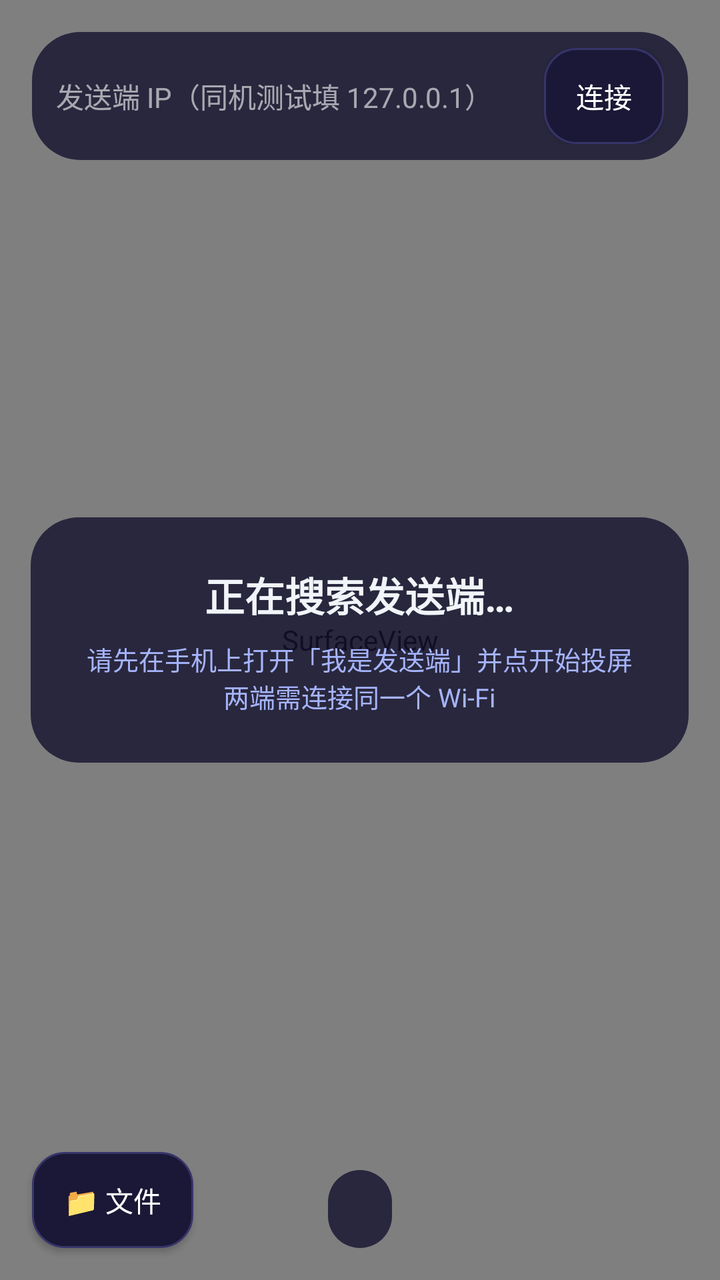
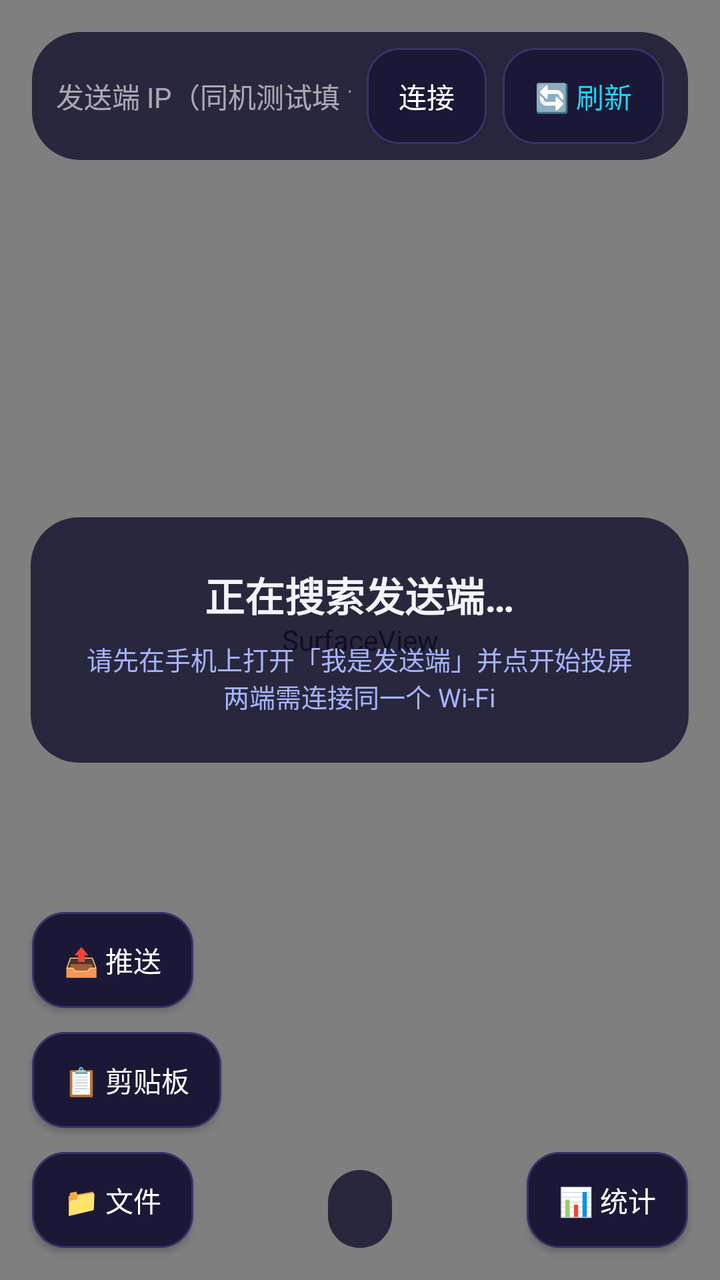

An Android layout rendered at two revisions. The XML below is the earlier revision; the diff shows what the commit changed to produce the second picture.
<!-- AndroidManifest.xml: application theme Theme.QPM -->
<!-- res/layout/activity_receiver.xml -->
<?xml version="1.0" encoding="utf-8"?>
<FrameLayout xmlns:android="http://schemas.android.com/apk/res/android"
    android:id="@+id/root"
    android:layout_width="match_parent"
    android:layout_height="match_parent"
    android:background="#FF0B1220">

    <SurfaceView
        android:id="@+id/surface"
        android:layout_width="match_parent"
        android:layout_height="match_parent" />

    
    <LinearLayout
        android:id="@+id/ipBar"
        android:layout_width="match_parent"
        android:layout_height="wrap_content"
        android:layout_gravity="top|center_horizontal"
        android:layout_margin="16dp"
        android:background="@drawable/hint_bg"
        android:gravity="center_vertical"
        android:orientation="horizontal"
        android:paddingLeft="12dp"
        android:paddingRight="12dp"
        android:paddingTop="8dp"
        android:paddingBottom="8dp">

        <EditText
            android:id="@+id/edtIp"
            android:layout_width="0dp"
            android:layout_height="wrap_content"
            android:layout_weight="1"
            android:background="@null"
            android:hint="发送端 IP（同机测试填 127.0.0.1）"
            android:inputType="textUri"
            android:maxLines="1"
            android:textColor="#FFFFFFFF"
            android:textColorHint="#99FFFFFF"
            android:textSize="14sp" />

        <Button
            android:id="@+id/btnConnect"
            android:layout_width="wrap_content"
            android:layout_height="wrap_content"
            android:layout_marginLeft="8dp"
            android:background="@drawable/btn_secondary"
            android:minWidth="0dp"
            android:paddingLeft="16dp"
            android:paddingRight="16dp"
            android:text="连接"
            android:textColor="#FFFFFFFF"
            android:textSize="14sp" />
    </LinearLayout>

    
    <LinearLayout
        android:id="@+id/statusPanel"
        android:layout_width="wrap_content"
        android:layout_height="wrap_content"
        android:layout_gravity="center"
        android:background="@drawable/hint_bg"
        android:gravity="center_horizontal"
        android:orientation="vertical"
        android:paddingLeft="28dp"
        android:paddingRight="28dp"
        android:paddingTop="24dp"
        android:paddingBottom="24dp">

        <TextView
            android:id="@+id/tvStage"
            android:layout_width="wrap_content"
            android:layout_height="wrap_content"
            android:text="正在搜索发送端…"
            android:textColor="#F1F5F9"
            android:textSize="20sp"
            android:textStyle="bold" />

        <TextView
            android:id="@+id/tvStageHint"
            android:layout_width="wrap_content"
            android:layout_height="wrap_content"
            android:layout_marginTop="8dp"
            android:gravity="center_horizontal"
            android:text="请先在手机上打开「我是发送端」并点开始投屏\n两端需连接同一个 Wi-Fi"
            android:textColor="#A5B4FC"
            android:textSize="13sp" />

        <EditText
            android:id="@+id/edtPair"
            android:layout_width="220dp"
            android:layout_height="wrap_content"
            android:layout_marginTop="18dp"
            android:background="@null"
            android:gravity="center"
            android:hint="输入 6 位配对码"
            android:inputType="number"
            android:letterSpacing="0.3"
            android:maxLength="6"
            android:maxLines="1"
            android:textColor="#FFFFFFFF"
            android:textColorHint="#99FFFFFF"
            android:textSize="32sp"
            android:visibility="gone" />

        <Button
            android:id="@+id/btnPair"
            android:layout_width="wrap_content"
            android:layout_height="wrap_content"
            android:layout_gravity="center_horizontal"
            android:layout_marginTop="14dp"
            android:background="@drawable/btn_secondary"
            android:minWidth="0dp"
            android:paddingLeft="28dp"
            android:paddingRight="28dp"
            android:text="配 对"
            android:textColor="#22D3EE"
            android:textSize="16sp"
            android:visibility="gone" />
    </LinearLayout>

    
    <TextView
        android:id="@+id/hint"
        android:layout_width="wrap_content"
        android:layout_height="wrap_content"
        android:layout_gravity="bottom|center_horizontal"
        android:layout_margin="16dp"
        android:background="@drawable/hint_bg"
        android:paddingLeft="16dp"
        android:paddingRight="16dp"
        android:paddingTop="10dp"
        android:paddingBottom="10dp"
        android:text=""
        android:textColor="#FFFFFFFF"
        android:textSize="14sp" />

    
    <Button
        android:id="@+id/btnFiles"
        android:layout_width="wrap_content"
        android:layout_height="wrap_content"
        android:layout_gravity="bottom|start"
        android:layout_margin="16dp"
        android:background="@drawable/btn_secondary"
        android:minWidth="0dp"
        android:paddingLeft="16dp"
        android:paddingRight="16dp"
        android:text="📁 文件"
        android:textColor="#FFFFFFFF"
        android:textSize="14sp" />
</FrameLayout>
<!-- resources referenced by this layout -->
<resources>
  <!-- drawable btn_secondary (drawable) -->
  <?xml version="1.0" encoding="utf-8"?>
  <selector xmlns:android="http://schemas.android.com/apk/res/android">
      <item android:state_pressed="true">
          <shape android:shape="rectangle">
              <solid android:color="#25224E" />
              <corners android:radius="16dp" />
              <stroke android:width="1dp" android:color="@color/cyan" />
          </shape>
      </item>
      <item>
          <shape android:shape="rectangle">
              <solid android:color="@color/card" />
              <corners android:radius="16dp" />
              <stroke android:width="1dp" android:color="@color/card_stroke" />
          </shape>
      </item>
  </selector>
  <!-- drawable hint_bg (drawable) -->
  <?xml version="1.0" encoding="utf-8"?>
  <shape xmlns:android="http://schemas.android.com/apk/res/android"
      android:shape="rectangle">
      <solid android:color="#CC14122E" />
      <corners android:radius="24dp" />
  </shape>
  <style name="Theme.QPM" parent="Theme.AppCompat.NoActionBar">
          <item name="colorPrimary">@color/brand</item>
          <item name="colorAccent">@color/cyan</item>
          <item name="android:windowBackground">@color/bg</item>
          <item name="android:statusBarColor">@color/bg</item>
          <item name="android:navigationBarColor">@color/bg</item>
          <item name="android:textColorPrimary">@color/text_primary</item>
          <item name="android:textColorSecondary">@color/text_dim</item>
          <item name="android:colorBackground">@color/bg</item>
      </style>
  <color name="cyan">#22D3EE</color>
  <color name="card">#1A1836</color>
  <color name="card_stroke">#37346B</color>
  <color name="brand">#4F46E5</color>
  <color name="bg">#0B0A1F</color>
  <color name="text_primary">#F1F5F9</color>
  <color name="text_dim">#A5B4FC</color>
</resources>

<!-- the commit's change to res/layout/activity_receiver.xml (unified diff, before → after) -->
@@ -31,7 +31,7 @@
             android:layout_height="wrap_content"
             android:layout_weight="1"
             android:background="@null"
-            android:hint="发送端 IP（同机测试填 127.0.0.1）"
+            android:hint="@string/receiver_ip_hint"
             android:inputType="textUri"
             android:maxLines="1"
             android:textColor="#FFFFFFFF"
@@ -47,8 +47,21 @@
             android:minWidth="0dp"
             android:paddingLeft="16dp"
             android:paddingRight="16dp"
-            android:text="连接"
+            android:text="@string/receiver_connect"
             android:textColor="#FFFFFFFF"
+            android:textSize="14sp" />
+
+        <Button
+            android:id="@+id/btnRefresh"
+            android:layout_width="wrap_content"
+            android:layout_height="wrap_content"
+            android:layout_marginLeft="8dp"
+            android:background="@drawable/btn_secondary"
+            android:minWidth="0dp"
+            android:paddingLeft="16dp"
+            android:paddingRight="16dp"
+            android:text="@string/receiver_refresh"
+            android:textColor="#22D3EE"
             android:textSize="14sp" />
     </LinearLayout>
 
@@ -70,7 +83,7 @@
             android:id="@+id/tvStage"
             android:layout_width="wrap_content"
             android:layout_height="wrap_content"
-            android:text="正在搜索发送端…"
+            android:text="@string/receiver_searching"
             android:textColor="#F1F5F9"
             android:textSize="20sp"
             android:textStyle="bold" />
@@ -81,7 +94,7 @@
             android:layout_height="wrap_content"
             android:layout_marginTop="8dp"
             android:gravity="center_horizontal"
-            android:text="请先在手机上打开「我是发送端」并点开始投屏\n两端需连接同一个 Wi-Fi"
+            android:text="@string/receiver_search_hint"
             android:textColor="#A5B4FC"
             android:textSize="13sp" />
 
@@ -92,7 +105,7 @@
             android:layout_marginTop="18dp"
             android:background="@null"
             android:gravity="center"
-            android:hint="输入 6 位配对码"
+            android:hint="@string/receiver_pair_hint"
             android:inputType="number"
             android:letterSpacing="0.3"
             android:maxLength="6"
@@ -112,7 +125,7 @@
             android:minWidth="0dp"
             android:paddingLeft="28dp"
             android:paddingRight="28dp"
-            android:text="配 对"
+            android:text="@string/receiver_pair"
             android:textColor="#22D3EE"
             android:textSize="16sp"
             android:visibility="gone" />
@@ -136,6 +149,22 @@
 
     
     <Button
+        android:id="@+id/btnClipboard"
+        android:layout_width="wrap_content"
+        android:layout_height="wrap_content"
+        android:layout_gravity="bottom|start"
+        android:layout_marginStart="16dp"
+        android:layout_marginBottom="76dp"
+        android:background="@drawable/btn_secondary"
+        android:minWidth="0dp"
+        android:paddingLeft="16dp"
+        android:paddingRight="16dp"
+        android:text="@string/receiver_clipboard"
+        android:textColor="#FFFFFFFF"
+        android:textSize="14sp" />
+
+    
+    <Button
         android:id="@+id/btnFiles"
         android:layout_width="wrap_content"
         android:layout_height="wrap_content"
@@ -145,7 +174,55 @@
         android:minWidth="0dp"
         android:paddingLeft="16dp"
         android:paddingRight="16dp"
-        android:text="📁 文件"
-        android:textColor="#FFFFFFFF"
-        android:textSize="14sp" />
+        android:text="@string/receiver_files"
+        android:textColor="#FFFFFFFF"
+        android:textSize="14sp" />
+
+    
+    <Button
+        android:id="@+id/btnPush"
+        android:layout_width="wrap_content"
+        android:layout_height="wrap_content"
+        android:layout_gravity="bottom|start"
+        android:layout_marginStart="16dp"
+        android:layout_marginBottom="136dp"
+        android:background="@drawable/btn_secondary"
+        android:minWidth="0dp"
+        android:paddingLeft="16dp"
+        android:paddingRight="16dp"
+        android:text="@string/receiver_push"
+        android:textColor="#FFFFFFFF"
+        android:textSize="14sp" />
+
+    
+    <Button
+        android:id="@+id/btnStats"
+        android:layout_width="wrap_content"
+        android:layout_height="wrap_content"
+        android:layout_gravity="bottom|end"
+        android:layout_margin="16dp"
+        android:background="@drawable/btn_secondary"
+        android:minWidth="0dp"
+        android:paddingLeft="16dp"
+        android:paddingRight="16dp"
+        android:text="@string/receiver_stats"
+        android:textColor="#FFFFFFFF"
+        android:textSize="14sp" />
+
+    
+    <TextView
+        android:id="@+id/statsView"
+        android:layout_width="wrap_content"
+        android:layout_height="wrap_content"
+        android:layout_gravity="top|end"
+        android:layout_marginTop="16dp"
+        android:layout_marginEnd="16dp"
+        android:background="#CC0B0A1F"
+        android:paddingLeft="12dp"
+        android:paddingRight="12dp"
+        android:paddingTop="8dp"
+        android:paddingBottom="8dp"
+        android:textColor="#22D3EE"
+        android:textSize="13sp"
+        android:visibility="gone" />
 </FrameLayout>
<!-- resource entries referenced after the edit -->
@@ -25,6 +25,17 @@
       <solid android:color="#CC14122E" />
       <corners android:radius="24dp" />
   </shape>
+  <string name="receiver_clipboard">📋 剪贴板</string>
+  <string name="receiver_connect">连接</string>
+  <string name="receiver_files">📁 文件</string>
+  <string name="receiver_ip_hint">发送端 IP（同机测试填 127.0.0.1）</string>
+  <string name="receiver_pair">配 对</string>
+  <string name="receiver_pair_hint">输入 6 位配对码</string>
+  <string name="receiver_push">📤 推送</string>
+  <string name="receiver_refresh">🔄 刷新</string>
+  <string name="receiver_search_hint">请先在手机上打开「我是发送端」并点开始投屏\n两端需连接同一个 Wi-Fi</string>
+  <string name="receiver_searching">正在搜索发送端…</string>
+  <string name="receiver_stats">📊 统计</string>
   <style name="Theme.QPM" parent="Theme.AppCompat.NoActionBar">
           <item name="colorPrimary">@color/brand</item>
           <item name="colorAccent">@color/cyan</item>
